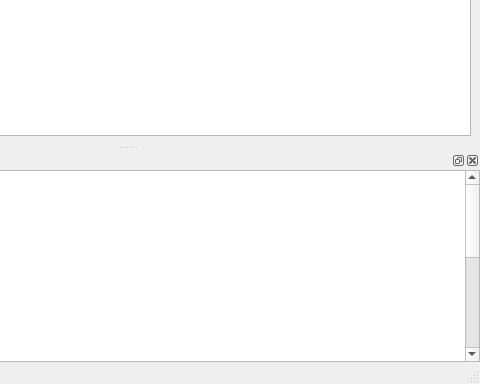
Above: interface/mainwindow.ui from TriComp/TriComp before the change; both pictures show x 224 to 704 and y 175 to 559 of the 704 by 559 pixel window. Below: the same form after it.
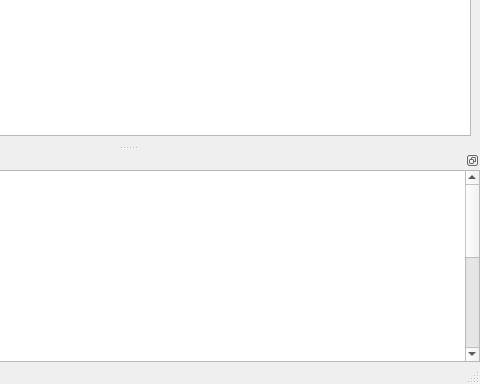
That is the form after the change. Icons and pictures are not drawn.

Commit message: Bottom panel can't be closed

```diff
--- a/interface/mainwindow.ui
+++ b/interface/mainwindow.ui
@@ -250,6 +250,9 @@
    </widget>
   </widget>
   <widget class="QDockWidget" name="dockWidget_2">
+   <property name="features">
+    <set>QDockWidget::DockWidgetFloatable|QDockWidget::DockWidgetMovable</set>
+   </property>
    <attribute name="dockWidgetArea">
     <number>8</number>
    </attribute>
```
Left out of the diff: 50 changed lines with no effect on the pictures.
